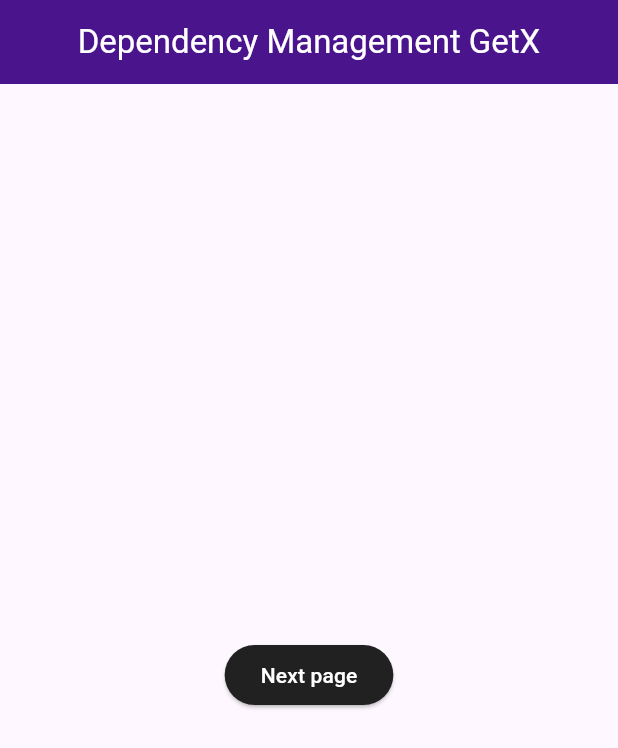
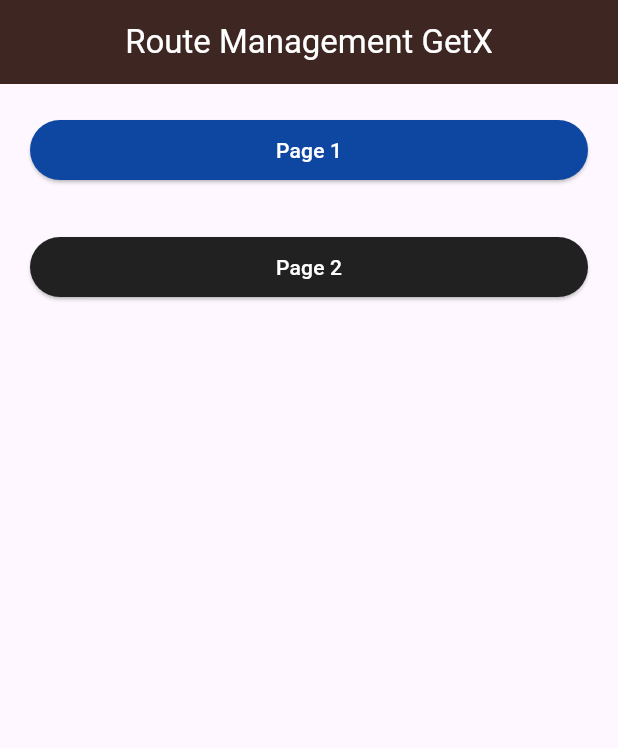
Before and after one commit to iqbalsuwandi20/belajar-flutter-youtube, a Flutter app: the screen it shows after launch, on a phone screen of 412 x 824 dp. Shown: the top 748 px of the screen. Run offline on Flutter 3.47's test engine with Material 3 defaults, Android fonts, the phone set to English and light mode, and no system bars; our stand-ins replace get.

Commit message:
route management getx

```diff
--- a/lib/controllers/page_one_controller.dart
+++ /dev/null
@@ -1,13 +0,0 @@
-import 'package:get/get.dart';
-
-class PageOneController extends GetxController {
-  Map<String, dynamic> data = {
-    "name": "Raul",
-    "age": 23,
-  };
-
-  Map<String, dynamic> data2 = {
-    "name": "Gusion",
-    "age": 34,
-  };
-}
--- a/lib/main.dart
+++ b/lib/main.dart
@@ -1,5 +1,5 @@
 import 'package:flutter/material.dart';
-import 'package:flutter_basic/pages/page_one.dart';
+import 'package:flutter_basic/pages/home_page.dart';
 import 'package:get/get.dart';
 
 void main() {
@@ -11,9 +11,9 @@ class MyApp extends StatelessWidget {
 
   @override
   Widget build(BuildContext context) {
-    return GetMaterialApp(
+    return const GetMaterialApp(
       debugShowCheckedModeBanner: false,
-      home: PageOne(),
+      home: HomePage(),
     );
   }
 }
--- /dev/null
+++ b/lib/pages/home_page.dart
@@ -0,0 +1,54 @@
+import 'package:flutter/material.dart';
+import 'package:flutter_basic/pages/page1.dart';
+import 'package:flutter_basic/pages/page2.dart';
+import 'package:get/get.dart';
+
+class HomePage extends StatelessWidget {
+  const HomePage({super.key});
+
+  @override
+  Widget build(BuildContext context) {
+    return Scaffold(
+      appBar: AppBar(
+        centerTitle: true,
+        backgroundColor: Colors.brown[900],
+        title: const Text(
+          "Route Management GetX",
+          style: TextStyle(color: Colors.white),
+        ),
+      ),
+      body: ListView(
+        padding: const EdgeInsets.all(20),
+        children: [
+          ElevatedButton(
+            style: ElevatedButton.styleFrom(backgroundColor: Colors.blue[900]),
+            onPressed: () {
+              Navigator.of(context).push(MaterialPageRoute(
+                builder: (context) => const Page1(),
+              ));
+            },
+            child: const Text(
+              "Page 1",
+              style: TextStyle(color: Colors.white),
+            ),
+          ),
+          const SizedBox(
+            height: 30,
+          ),
+          ElevatedButton(
+            style: ElevatedButton.styleFrom(backgroundColor: Colors.grey[900]),
+            onPressed: () {
+              // sama seperti pushReplacement
+              // Get.off(const Page2());
+              Get.to(const Page2());
+            },
+            child: const Text(
+              "Page 2",
+              style: TextStyle(color: Colors.white),
+            ),
+          ),
+        ],
+      ),
+    );
+  }
+}
--- a/lib/pages/page_one.dart
+++ /dev/null
@@ -1,53 +0,0 @@
-import 'package:flutter/material.dart';
-import 'package:flutter_basic/controllers/page_one_controller.dart';
-import 'package:flutter_basic/pages/page_two.dart';
-import 'package:get/get.dart';
-
-class PageOne extends StatelessWidget {
-  PageOne({super.key});
-
-  // mendefinisikan suatu class yang ingin di daftarkan
-  // final pageOneC = Get.put(PageOneController());
-  final pageOneController = Get.lazyPut(() => PageOneController());
-
-  @override
-  Widget build(BuildContext context) {
-    return Scaffold(
-      appBar: AppBar(
-        centerTitle: true,
-        backgroundColor: Colors.purple[900],
-        title: const Text(
-          "Dependency Management GetX",
-          style: TextStyle(color: Colors.white),
-        ),
-      ),
-      body: Center(
-        child: Column(
-          mainAxisAlignment: MainAxisAlignment.center,
-          children: [
-            // Text(
-            //   "My name is ${["name"]}, and I am ${pageOneC.data["age"]} years old",
-            //   style: const TextStyle(fontWeight: FontWeight.bold),
-            // ),
-            const SizedBox(
-              height: 20,
-            ),
-            ElevatedButton(
-              onPressed: () {
-                Navigator.of(context).push(MaterialPageRoute(
-                  builder: (context) => PageTwo(),
-                ));
-              },
-              style:
-                  ElevatedButton.styleFrom(backgroundColor: Colors.grey[900]),
-              child: const Text(
-                "Next page",
-                style: TextStyle(color: Colors.white),
-              ),
-            )
-          ],
-        ),
-      ),
-    );
-  }
-}
```
Also changed, not shown: lib/pages/page1.dart (added, +48 -0 lines), lib/pages/page2.dart (added, +47 -0 lines), lib/pages/page3.dart (added, +46 -0 lines), lib/pages/page4.dart (added, +47 -0 lines), lib/pages/page5.dart (added, +61 -0 lines), lib/pages/page_two.dart (deleted, +0 -36 lines).
